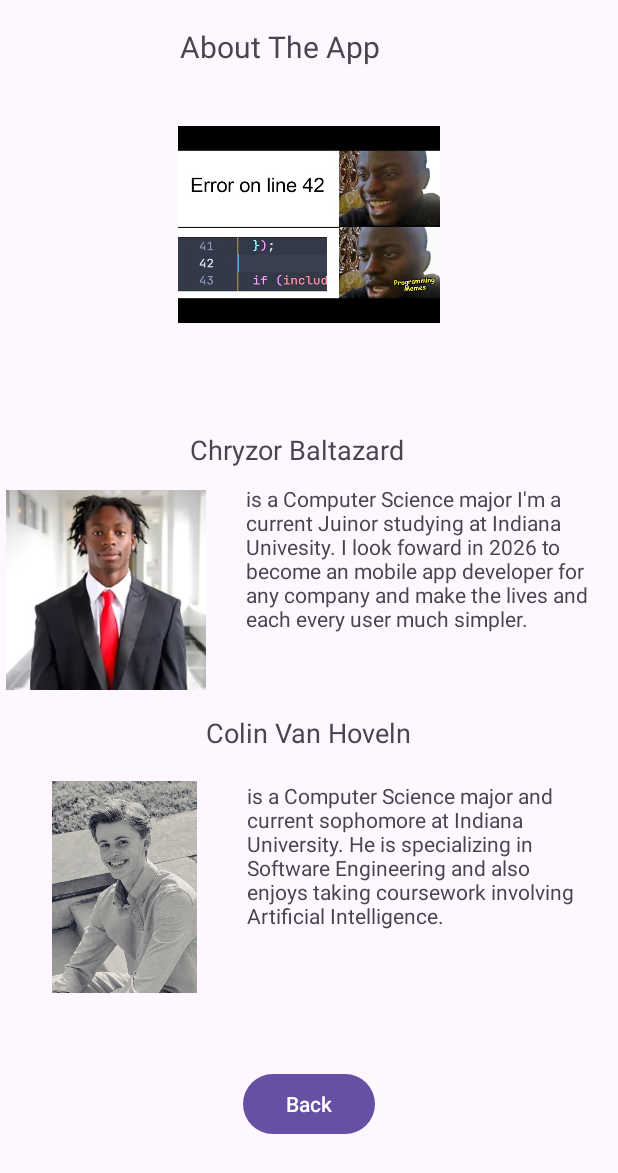
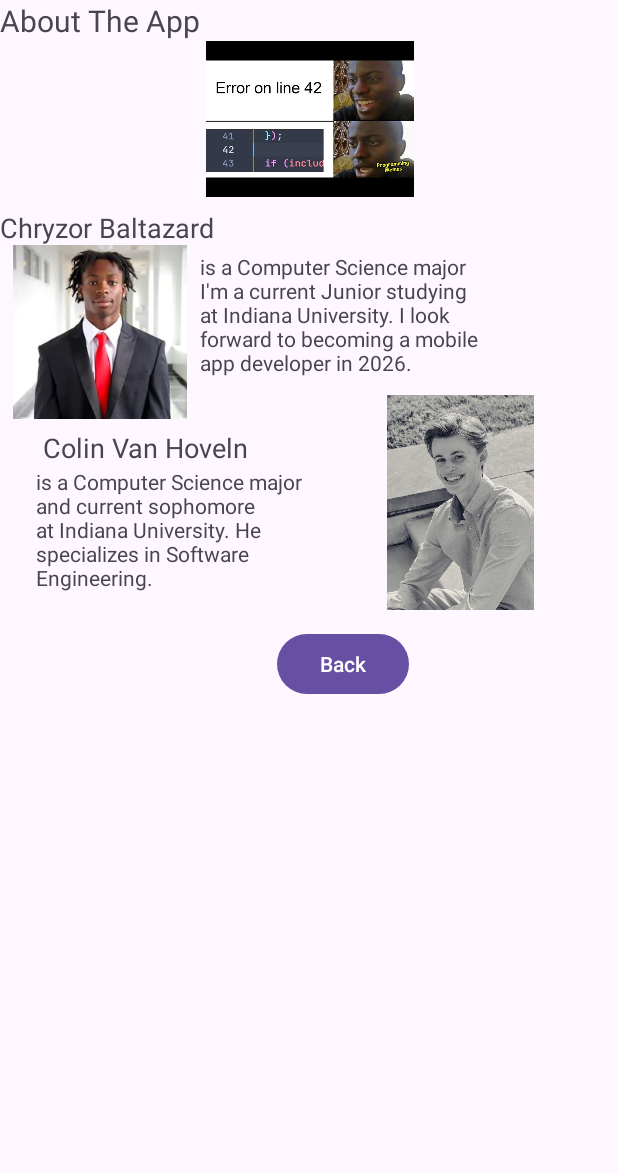
Before and after one commit to ColinMVan/To-Do-ListApp-UltraPro, an Android app: the AboutActivity screen opened directly, with no data from a screen before it, on a phone screen of 412 x 824 dp. Shown: the top 1173 px of the screen. Run offline under Robolectric (Android 15) with nearby library versions, the phone set to English and light mode, and no system bars.

Commit message:
xml files fixed for rotation

```diff
--- a/app/src/main/res/layout/about_app.xml
+++ b/app/src/main/res/layout/about_app.xml
@@ -8,106 +8,126 @@
     tools:context=".task_detail">
 
   <TextView
-      android:id="@+id/textView4"
-      android:layout_width="143dp"
-      android:layout_height="31dp"
-      android:layout_marginTop="72dp"
-      android:layout_marginEnd="124dp"
-      android:textSize="18sp"
-      android:text="Chryzor Baltazard"
-      app:layout_constraintBottom_toBottomOf="parent"
+      android:id="@+id/AboutView"
+      android:layout_width="0dp"
+      android:layout_height="wrap_content"
+      android:text="About The App"
+      android:textSize="20sp"
+      app:layout_constraintTop_toTopOf="parent"
+      app:layout_constraintStart_toStartOf="parent"
       app:layout_constraintEnd_toEndOf="parent"
-      app:layout_constraintHorizontal_bias="0.863"
-      app:layout_constraintStart_toStartOf="@+id/imageView"
-      app:layout_constraintTop_toBottomOf="@+id/imageView"
-      app:layout_constraintVertical_bias="0.0" />
+      app:layout_marginTop="16dp"
+      app:layout_marginBottom="8dp"/>
 
   <ImageView
       android:id="@+id/imageView"
-      android:layout_width="388dp"
-      android:layout_height="131dp"
-      android:layout_marginTop="84dp"
+      android:layout_width="395dp"
+      android:layout_height="104dp"
+      app:layout_constraintBottom_toTopOf="@id/textView4"
+      app:layout_constraintDimensionRatio="H,1:1"
       app:layout_constraintEnd_toEndOf="parent"
       app:layout_constraintStart_toStartOf="parent"
-      app:layout_constraintTop_toTopOf="parent"
+      app:layout_constraintTop_toBottomOf="@id/AboutView"
       app:srcCompat="@drawable/codingmeme" />
 
   <TextView
-      android:id="@+id/AboutView"
-      android:layout_width="149dp"
-      android:layout_height="33dp"
-      android:text="About The App"
-      android:textSize="20sp"
+      android:id="@+id/textView4"
+      android:layout_width="0dp"
+      android:layout_height="wrap_content"
+      android:layout_marginTop="8dp"
+      android:text="Chryzor Baltazard"
+      android:textSize="18sp"
+      app:layout_constraintEnd_toEndOf="parent"
+      app:layout_constraintHorizontal_bias="0.0"
+      app:layout_constraintStart_toStartOf="parent"
+      app:layout_constraintTop_toBottomOf="@id/imageView"
+      app:layout_marginTop="8dp" />
+
+  <TextView
+      android:id="@+id/textView3"
+      android:layout_width="185dp"
+      android:layout_height="99dp"
+      android:layout_marginTop="4dp"
+      android:text="is a Computer Science major I'm a current Junior studying at Indiana University. I look forward to becoming a mobile app developer in 2026."
       app:layout_constraintBottom_toBottomOf="parent"
       app:layout_constraintEnd_toEndOf="parent"
-      app:layout_constraintHorizontal_bias="0.458"
+      app:layout_constraintHorizontal_bias="0.588"
       app:layout_constraintStart_toStartOf="parent"
-      app:layout_constraintTop_toTopOf="parent"
-      app:layout_constraintVertical_bias="0.022" />
+      app:layout_constraintTop_toBottomOf="@+id/textView4"
+      app:layout_constraintVertical_bias="0.0"
+      app:layout_marginTop="8dp" />
 
   <ImageView
       android:id="@+id/imageView2"
       android:layout_width="133dp"
-      android:layout_height="139dp"
-      android:layout_marginStart="4dp"
-      android:layout_marginTop="108dp"
+      android:layout_height="116dp"
+      android:layout_marginTop="136dp"
       app:layout_constraintBottom_toBottomOf="parent"
-      app:layout_constraintEnd_toStartOf="@+id/textView3"
+      app:layout_constraintDimensionRatio="H,1:1"
+      app:layout_constraintEnd_toEndOf="parent"
       app:layout_constraintHorizontal_bias="0.0"
       app:layout_constraintStart_toStartOf="parent"
-      app:layout_constraintTop_toBottomOf="@+id/imageView"
+      app:layout_constraintTop_toBottomOf="@+id/AboutView"
       app:layout_constraintVertical_bias="0.0"
       app:srcCompat="@drawable/chryzor" />
 
   <ImageView
       android:id="@+id/imageView3"
-      android:layout_width="115dp"
-      android:layout_height="141dp"
-      android:layout_marginTop="20dp"
-      android:layout_marginEnd="24dp"
-      app:layout_constraintEnd_toStartOf="@+id/textView6"
-      app:layout_constraintTop_toBottomOf="@+id/textView5"
+      android:layout_width="178dp"
+      android:layout_height="143dp"
+      android:layout_marginTop="176dp"
+      app:layout_constraintBottom_toBottomOf="@+id/textView3"
+      app:layout_constraintDimensionRatio="H,1:1"
+      app:layout_constraintEnd_toEndOf="parent"
+      app:layout_constraintHorizontal_bias="0.931"
+      app:layout_constraintStart_toStartOf="parent"
+      app:layout_constraintTop_toBottomOf="@+id/imageView"
+      app:layout_constraintVertical_bias="0.239"
       app:srcCompat="@drawable/colin" />
 
   <Button
       android:id="@+id/backButton"
       android:layout_width="wrap_content"
       android:layout_height="wrap_content"
+      android:layout_marginTop="4dp"
       android:text="Back"
       app:layout_constraintBottom_toBottomOf="parent"
       app:layout_constraintEnd_toEndOf="parent"
+      app:layout_constraintHorizontal_bias="0.569"
       app:layout_constraintStart_toStartOf="parent"
-      app:layout_constraintTop_toBottomOf="@+id/textView6" />
-
-  <TextView
-      android:id="@+id/textView3"
-      android:layout_width="228dp"
-      android:layout_height="133dp"
-      android:layout_marginTop="4dp"
-      android:layout_marginEnd="20dp"
-      android:text="is a Computer Science major I'm a current Juinor studying at Indiana Univesity. I look foward in 2026 to become an mobile app developer for any company and make the lives and each every user much simpler."
-      app:layout_constraintEnd_toEndOf="parent"
-      app:layout_constraintTop_toBottomOf="@+id/textView4" />
+      app:layout_constraintTop_toBottomOf="@+id/imageView3"
+      app:layout_constraintVertical_bias="0.021"
+      app:layout_marginTop="16dp" />
 
   <TextView
       android:id="@+id/textView5"
-      android:layout_width="wrap_content"
-      android:layout_height="wrap_content"
-      android:layout_marginTop="20dp"
+      android:layout_width="197dp"
+      android:layout_height="22dp"
+      android:layout_marginTop="140dp"
       android:text="Colin Van Hoveln"
       android:textSize="18sp"
+      app:layout_constraintBottom_toBottomOf="parent"
       app:layout_constraintEnd_toEndOf="parent"
+      app:layout_constraintHorizontal_bias="0.135"
       app:layout_constraintStart_toStartOf="parent"
-      app:layout_constraintTop_toBottomOf="@+id/textView3" />
+      app:layout_constraintTop_toTopOf="@+id/textView4"
+      app:layout_constraintVertical_bias="0.013"
+      app:layout_marginTop="8dp" />
 
   <TextView
       android:id="@+id/textView6"
-      android:layout_width="223dp"
-      android:layout_height="127dp"
-      android:layout_marginTop="20dp"
-      android:layout_marginEnd="24dp"
-      android:text="is a Computer Science major and current sophomore at Indiana University. He is specializing in Software Engineering and also enjoys taking coursework involving Artificial Intelligence."
-      app:layout_constraintEnd_toEndOf="parent"
-      app:layout_constraintTop_toBottomOf="@+id/textView5" />
+      android:layout_width="199dp"
+      android:layout_height="104dp"
+      android:layout_marginStart="24dp"
+      android:layout_marginTop="32dp"
+      android:text="is a Computer Science major and current sophomore at Indiana University. He specializes in Software Engineering."
+      app:layout_constraintBottom_toBottomOf="parent"
+      app:layout_constraintEnd_toEndOf="@+id/imageView3"
+      app:layout_constraintHorizontal_bias="0.0"
+      app:layout_constraintStart_toStartOf="parent"
+      app:layout_constraintTop_toBottomOf="@+id/imageView2"
+      app:layout_constraintVertical_bias="0.0"
+      app:layout_marginTop="8dp" />
+
 
 </androidx.constraintlayout.widget.ConstraintLayout>
```
Also changed, not shown: app/src/main/java/com/example/to_do_listapp/MainActivity.kt (+8 -0 lines), app/src/main/java/com/example/to_do_listapp/task_detail.kt (+41 -31 lines), app/src/main/res/layout/add_new_task.xml (+14 -9 lines), app/src/main/res/layout/task_details.xml (+25 -14 lines).
